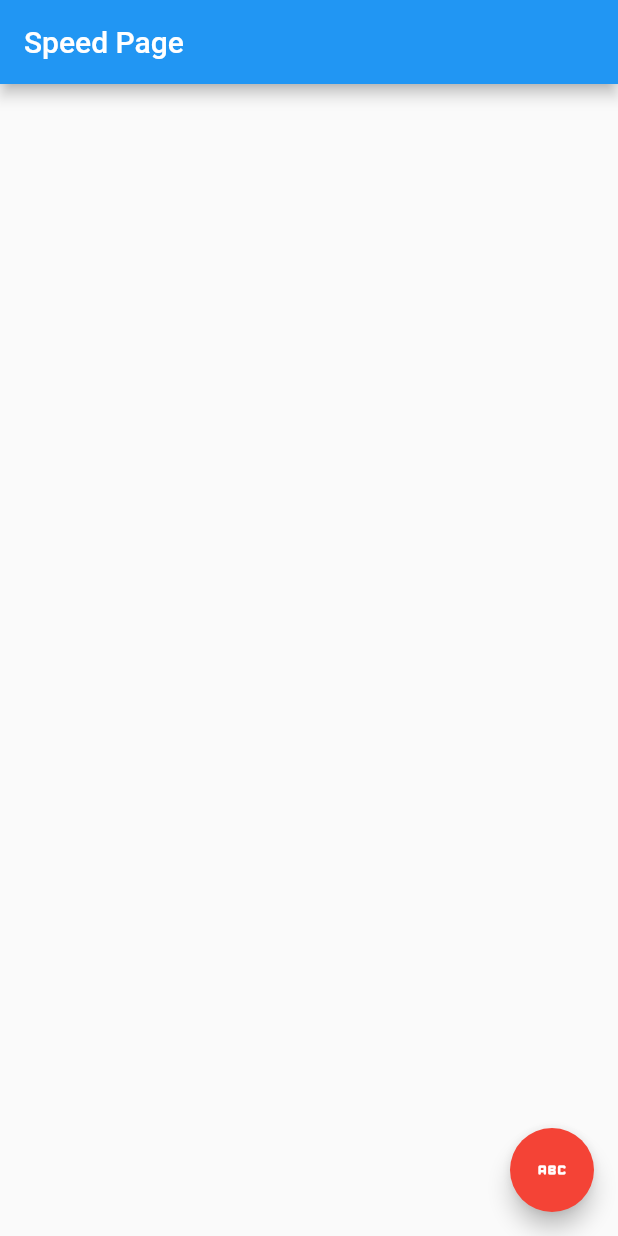
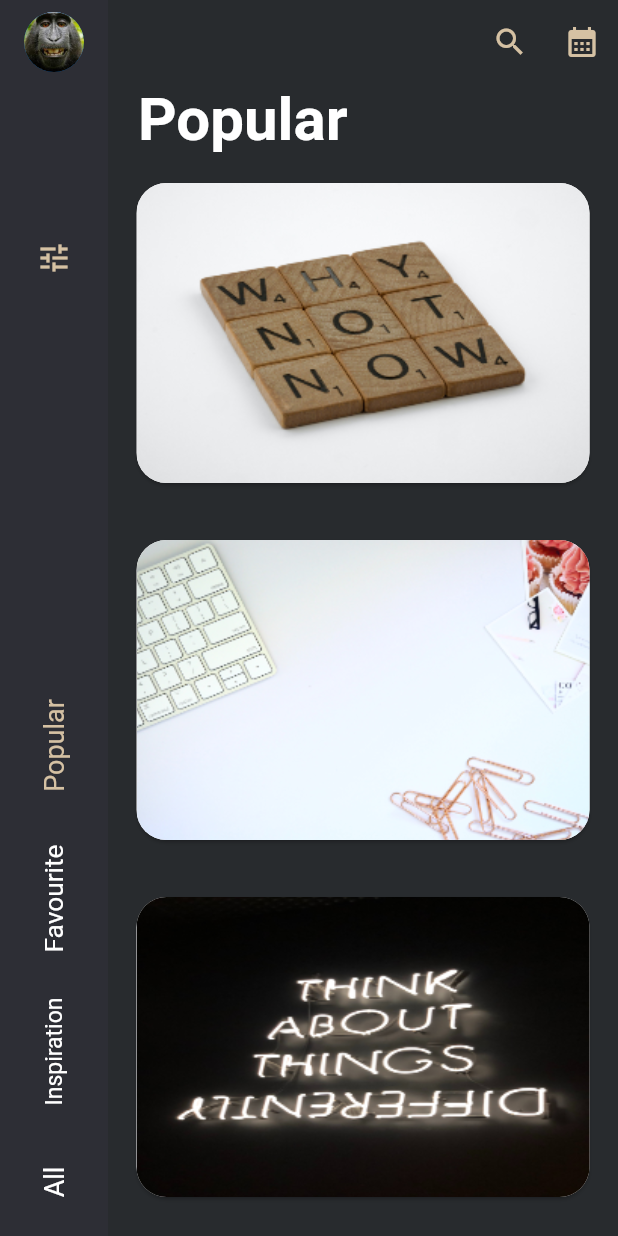
Before and after one commit to axiy1218/flutter_app, a Flutter app: the screen it shows after launch, on a phone screen of 412 x 824 dp. Run offline on Flutter 3.47's test engine with Material 2 defaults, Android fonts, the phone set to English and light mode, and no system bars; drawn by our look-alikes of flutter_speed_dial; our stand-ins replace date_format.

Commit message:
-navigation rail

```diff
--- /dev/null
+++ b/lib/lesson8/detail_page.dart
@@ -0,0 +1,77 @@
+import 'package:flutter/material.dart';
+
+class DetailPage extends StatelessWidget {
+  final String title;
+  const DetailPage({super.key, required this.title});
+
+  @override
+  Widget build(BuildContext context) {
+    return SafeArea(
+        child: SingleChildScrollView(
+      child: Column(
+        crossAxisAlignment: CrossAxisAlignment.start,
+        children: [
+          Padding(
+            padding: const EdgeInsets.only(left: 20),
+            child: Text(
+              title,
+              style: const TextStyle(
+                  fontSize: 40,
+                  fontWeight: FontWeight.bold,
+                  color: Colors.white),
+            ),
+          ),
+          const Padding(
+              padding: EdgeInsets.all(15.0),
+              child: _CustomImageWidget(
+                image: 'assets/image/pixel.jpg',
+              )),
+          const Padding(
+              padding: EdgeInsets.all(15.0),
+              child: _CustomImageWidget(
+                image: 'assets/image/home.jpg',
+              )),
+          const Padding(
+              padding: EdgeInsets.all(15.0),
+              child: _CustomImageWidget(
+                image: 'assets/image/pexel3.jpg',
+              )),
+          const Padding(
+              padding: EdgeInsets.all(15.0),
+              child: _CustomImageWidget(
+                image: 'assets/image/pixel1.jpg',
+              )),
+          const Padding(
+              padding: EdgeInsets.all(15.0),
+              child: _CustomImageWidget(
+                image: 'assets/image/pexel4.jpg',
+              )),
+        ],
+      ),
+    ));
+  }
+}
+
+//& custom image widget
+class _CustomImageWidget extends StatelessWidget {
+  final String image;
+  const _CustomImageWidget({required this.image});
+
+  @override
+  Widget build(BuildContext context) {
+    return Card(
+      shape: RoundedRectangleBorder(borderRadius: BorderRadius.circular(20)),
+      child: ClipRRect(
+        borderRadius: BorderRadius.circular(20),
+        child: Image.asset(
+          image,
+          height: 200,
+          width: double.infinity,
+          fit: BoxFit.cover,
+          cacheHeight: 200,
+          cacheWidth: 300,
+        ),
+      ),
+    );
+  }
+}
--- /dev/null
+++ b/lib/lesson8/rail_view.dart
@@ -0,0 +1,170 @@
+import 'package:flutter/material.dart';
+import 'package:flutter_app/lesson8/detail_page.dart';
+
+class RailView extends StatefulWidget {
+  const RailView({super.key});
+
+  @override
+  State<RailView> createState() => _RailViewState();
+}
+
+class _RailViewState extends State<RailView> {
+  int _selectedIndex = 0;
+  late final PageController _pageController;
+  @override
+  void initState() {
+    _pageController = PageController(initialPage: 0);
+    super.initState();
+  }
+
+  @override
+  void dispose() {
+    _pageController.dispose();
+    super.dispose();
+  }
+
+  @override
+  Widget build(BuildContext context) {
+    return Scaffold(
+      body: Row(
+        children: [
+          //* Navigation Rail
+          NavigationRail(
+              onDestinationSelected: (newIndex) {
+                _selectedIndex = newIndex;
+                _pageController.animateToPage(newIndex,
+                    duration: const Duration(milliseconds: 600),
+                    curve: Curves.easeIn);
+                setState(() {});
+              },
+              leading: Column(
+                children: [
+                  const CircleAvatar(
+                    backgroundImage: AssetImage('assets/image/monkey.jpeg'),
+                  ),
+                  const SizedBox(
+                    height: 100,
+                  ),
+                  IconButton(
+                      onPressed: () {},
+                      icon: const Icon(
+                        Icons.tune,
+                        color: Color(0xFFD5C1A3),
+                      ))
+                ],
+              ),
+              groupAlignment: 1.0,
+              backgroundColor: const Color(0xFF2D2E35),
+              labelType: NavigationRailLabelType.none,
+              destinations: const [
+                NavigationRailDestination(
+                    padding: EdgeInsets.symmetric(vertical: 15),
+                    icon: _CustomRailDestination(
+                      title: 'Popular',
+                      isSelected: false,
+                    ),
+                    selectedIcon: _CustomRailDestination(
+                      title: 'Popular',
+                      isSelected: true,
+                    ),
+                    label: Text(
+                      'icon',
+                    )),
+                NavigationRailDestination(
+                    padding: EdgeInsets.symmetric(vertical: 15),
+                    icon: _CustomRailDestination(
+                      title: 'Favourite',
+                      isSelected: false,
+                    ),
+                    selectedIcon: _CustomRailDestination(
+                      title: 'Favourite',
+                      isSelected: true,
+                    ),
+                    label: Text('icon')),
+                NavigationRailDestination(
+                    padding: EdgeInsets.symmetric(vertical: 15),
+                    icon: _CustomRailDestination(
+                      title: 'Inspiration',
+                      isSelected: false,
+                    ),
+                    selectedIcon: _CustomRailDestination(
+                      title: 'Inspiration',
+                      isSelected: true,
+                    ),
+                    label: Text('icon')),
+                NavigationRailDestination(
+                    icon: _CustomRailDestination(
+                      title: 'All',
+                      isSelected: false,
+                    ),
+                    selectedIcon: _CustomRailDestination(
+                      title: 'All',
+                      isSelected: true,
+                    ),
+                    label: Text('icon')),
+              ],
+              selectedIndex: _selectedIndex),
+          //& body
+          Expanded(
+              child: Scaffold(
+                  backgroundColor: const Color(0xFF282B2E),
+                  appBar: AppBar(
+                    backgroundColor: const Color(0xFF282B2E),
+                    elevation: .0,
+                    actions: [
+                      IconButton(
+                        onPressed: () {},
+                        icon: const Icon(
+                          Icons.search,
+                          color: Color(0xFFD5C1A3),
+                        ),
+                      ),
+                      IconButton(
+                        onPressed: () {},
+                        icon: const Icon(
+                          Icons.calendar_month,
+                          color: Color(0xFFD5C1A3),
+                        ),
+                      ),
+                    ],
+                  ),
+                  body: PageView(
+                    controller: _pageController,
+                    onPageChanged: (newIndex) {
+                      _selectedIndex = newIndex;
+                      setState(() {});
+                    },
+                    children: const [
+                      DetailPage(title: 'Popular'),
+                      DetailPage(title: 'Favourite'),
+                      DetailPage(title: 'Inspiration'),
+                      DetailPage(title: 'All')
+                    ],
+                  )))
+        ],
+      ),
+    );
+  }
+}
+
+class _CustomRailDestination extends StatelessWidget {
+  final String title;
+  final bool isSelected;
+  const _CustomRailDestination({required this.title, required this.isSelected});
+
+  @override
+  Widget build(BuildContext context) {
+    return RotatedBox(
+      quarterTurns: 3,
+      child: FittedBox(
+        child: Text(
+          title,
+          style: TextStyle(
+              color: isSelected ? const Color(0xFFD5C1A3) : Colors.white,
+              textBaseline: TextBaseline.alphabetic,
+              fontSize: 18),
+        ),
+      ),
+    );
+  }
+}
--- a/lib/main.dart
+++ b/lib/main.dart
@@ -1,5 +1,5 @@
 import 'package:flutter/material.dart';
-import 'package:flutter_app/lesson7/speed_page.dart';
+import 'package:flutter_app/lesson8/rail_view.dart';
 
 /*
 Created by Axmadjon Isaqov on 15:38:20 24.01.2023
@@ -24,7 +24,7 @@ class MyApp extends StatelessWidget {
         primarySwatch: Colors.blue,
       ),
       debugShowCheckedModeBanner: false,
-      home: const SpeedPage(),
+      home: const RailView(),
     );
   }
 }
```
Also changed, not shown: lib/lesson8/rail_page.dart (added, +83 -0 lines), assets/image/home.jpg (added), assets/image/pexel3.jpg (added), assets/image/pexel4.jpg (added), assets/image/pixel.jpg (added), assets/image/pixel1.jpg (added).
